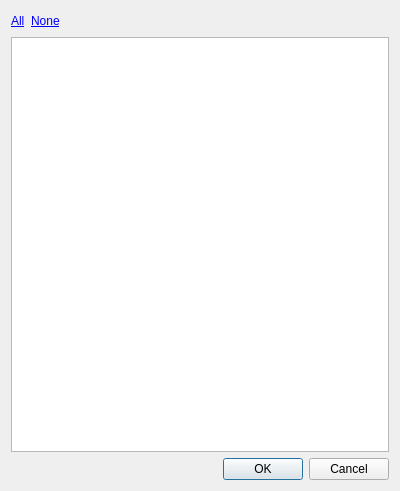
Above: qgistester/testselector.ui from planetfederal/qgis-tester-plugin before the change. Below: the same form after it.
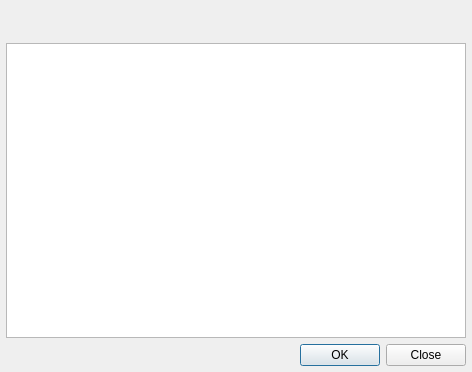
That is the form after the change.

```diff
--- a/qgistester/testselector.ui
+++ b/qgistester/testselector.ui
@@ -6,47 +6,40 @@
    <rect>
     <x>0</x>
     <y>0</y>
-    <width>400</width>
-    <height>491</height>
+    <width>472</width>
+    <height>372</height>
    </rect>
   </property>
   <property name="windowTitle">
    <string>Test selector</string>
   </property>
   <layout class="QVBoxLayout" name="verticalLayout">
+   <property name="margin">
+    <number>6</number>
+   </property>
    <item>
-    <layout class="QHBoxLayout" name="horizontalLayout">
-     <item>
-      <widget class="QLabel" name="selectAllLabel">
-       <property name="text">
-        <string>&lt;a href='#'&gt;All&lt;/a&gt;</string>
-       </property>
-      </widget>
-     </item>
-     <item>
-      <widget class="QLabel" name="unselectAllLabel">
-       <property name="text">
-        <string>&lt;a href='#'&gt;None&lt;/a&gt;</string>
-       </property>
-      </widget>
-     </item>
-     <item>
-      <spacer name="horizontalSpacer">
-       <property name="orientation">
-        <enum>Qt::Horizontal</enum>
-       </property>
-       <property name="sizeHint" stdset="0">
-        <size>
-         <width>40</width>
-         <height>20</height>
-        </size>
-       </property>
-      </spacer>
-     </item>
-    </layout>
+    <widget class="QToolBar" name="toolBar">
+     <property name="iconSize">
+      <size>
+       <width>16</width>
+       <height>16</height>
+      </size>
+     </property>
+     <property name="floatable">
+      <bool>false</bool>
+     </property>
+     <addaction name="actionSelectAll"/>
+     <addaction name="actionClearSelection"/>
+    </widget>
    </item>
    <item>
     <widget class="QTreeWidget" name="testsTree">
+     <property name="editTriggers">
+      <set>QAbstractItemView::NoEditTriggers</set>
+     </property>
+     <property name="alternatingRowColors">
+      <bool>true</bool>
+     </property>
      <attribute name="headerVisible">
       <bool>false</bool>
      </attribute>
@@ -63,11 +56,27 @@
       <enum>Qt::Horizontal</enum>
      </property>
      <property name="standardButtons">
-      <set>QDialogButtonBox::Cancel|QDialogButtonBox::Ok</set>
+      <set>QDialogButtonBox::Close|QDialogButtonBox::Ok</set>
      </property>
     </widget>
    </item>
   </layout>
+  <action name="actionSelectAll">
+   <property name="text">
+    <string/>
+   </property>
+   <property name="toolTip">
+    <string>Select all tests</string>
+   </property>
+  </action>
+  <action name="actionClearSelection">
+   <property name="text">
+    <string/>
+   </property>
+   <property name="statusTip">
+    <string>Clear selection</string>
+   </property>
+  </action>
  </widget>
  <resources/>
  <connections/>
```
Left out of the diff: 35 changed lines with no effect on the pictures.
